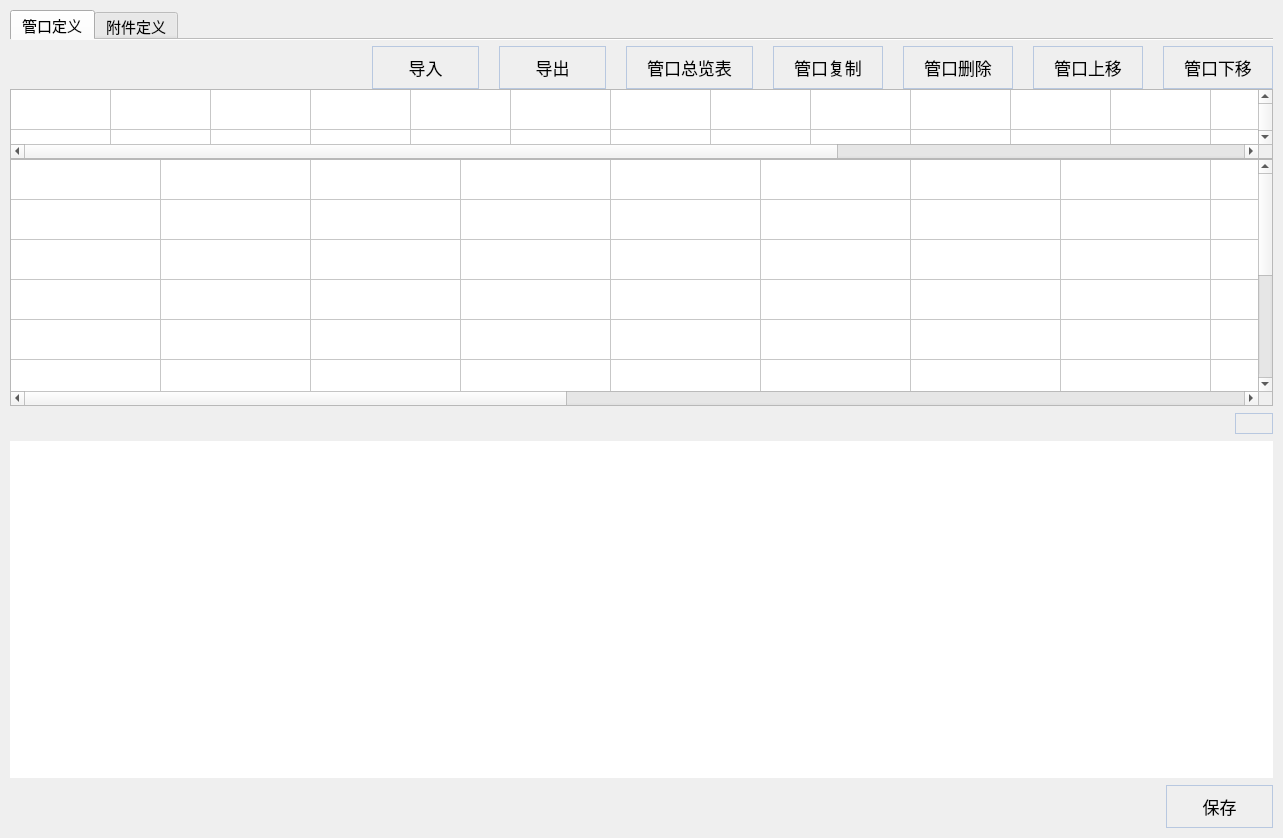
coconutwatersysdmg/DongLanpec, file modules/guankoudingyi/ui/pipe_attachment_define_container.ui: the form before one commit.
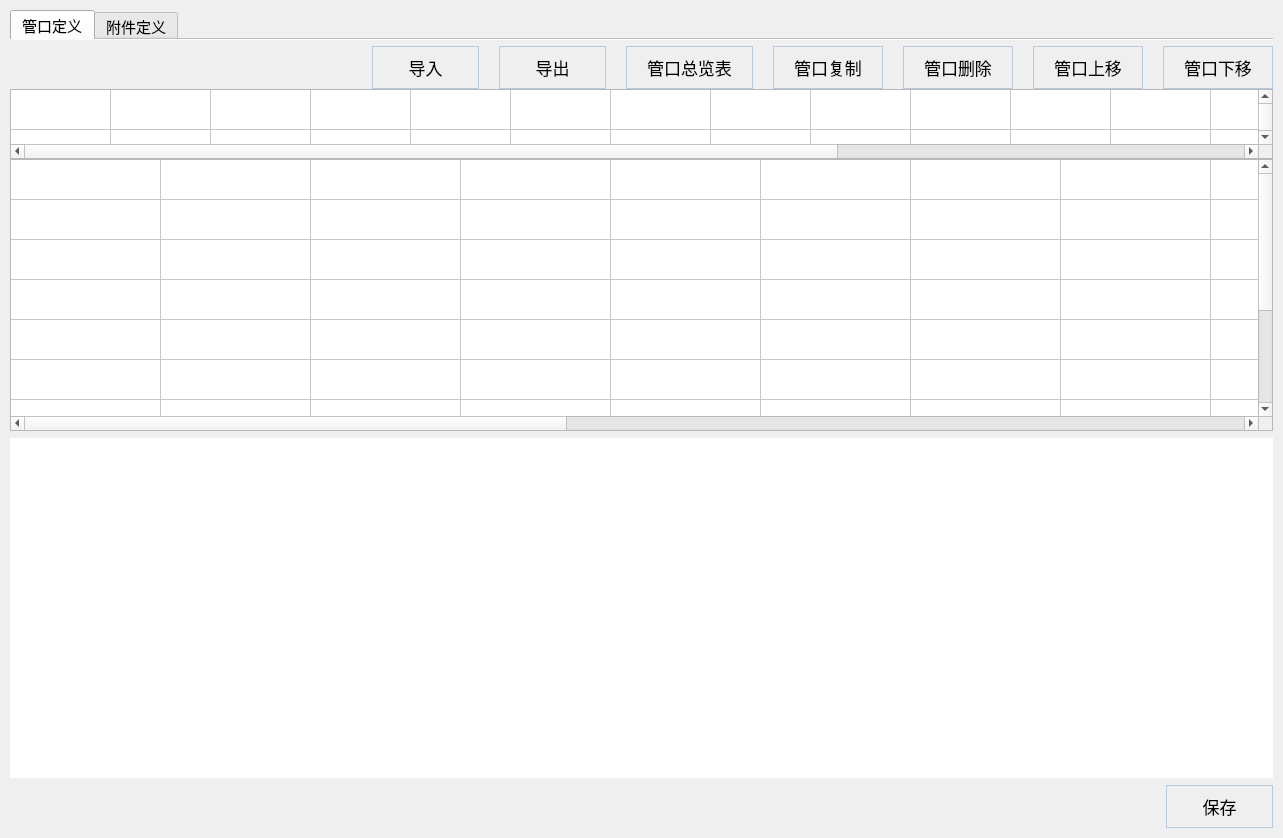
The form after the commit. Icons and pictures are not drawn.

The edit to the form file:
```diff
--- a/modules/guankoudingyi/ui/pipe_attachment_define_container.ui
+++ b/modules/guankoudingyi/ui/pipe_attachment_define_container.ui
@@ -16,7 +16,7 @@
   <property name="styleSheet">
    <string notr="true"/>
   </property>
-  <layout class="QVBoxLayout" name="verticalLayout_6" stretch="21,0,17,1">
+  <layout class="QVBoxLayout" name="verticalLayout_6" stretch="21,17,1">
    <property name="spacing">
     <number>7</number>
    </property>
@@ -1050,62 +1050,6 @@
      </widget>
     </widget>
    </item>
-   <item>
-    <layout class="QHBoxLayout" name="horizontalLayout_6">
-     <item>
-      <spacer name="horizontalSpacer_4">
-       <property name="orientation">
-        <enum>Qt::Horizontal</enum>
-       </property>
-       <property name="sizeHint" stdset="0">
-        <size>
-         <width>40</width>
-         <height>20</height>
-        </size>
-       </property>
-      </spacer>
-     </item>
-     <item>
-      <widget class="QPushButton" name="Minimize">
-       <property name="styleSheet">
-        <string notr="true">QPushButton {
-    background: qlineargradient(x1: 0, y1: 0, x2: 0, y2: 1,
-                                stop: 0 #ffffff, stop: 1 #e8edf5);
-    border: 1px solid #b8c8e0;
-    border-radius: 0px;
-    color: #000000;
-    font-size: 10px;
-    padding: 3px 3px;
-    text-align: center;
-    min-width: 30px;
-}
-QPushButton:hover {
-    background: qlineargradient(x1: 0, y1: 0, x2: 0, y2: 1,
-                                stop: 0 #f0f4fa, stop: 1 #d8e0ed);
-    border-color: #9ab0d0;
-}
-QPushButton:pressed {
-    background: qlineargradient(x1: 0, y1: 0, x2: 0, y2: 1,
-                                stop: 0 #e0e6f0, stop: 1 #c8d2e0);
-    border-color: #7a90b0;
-}
-QPushButton:disabled {
-    background: #f5f7fa;
-    color: #888888;
-    border-color: #d0d8e5;
-}</string>
-       </property>
-       <property name="text">
-        <string/>
-       </property>
-       <property name="icon">
-        <iconset>
-         <normaloff>../../chanpinguanli/icons/下箭头11.png</normaloff>../../chanpinguanli/icons/下箭头11.png</iconset>
-       </property>
-      </widget>
-     </item>
-    </layout>
-   </item>
    <item>
     <widget class="QWidget" name="widget_control" native="true">
      <property name="minimumSize">
```
